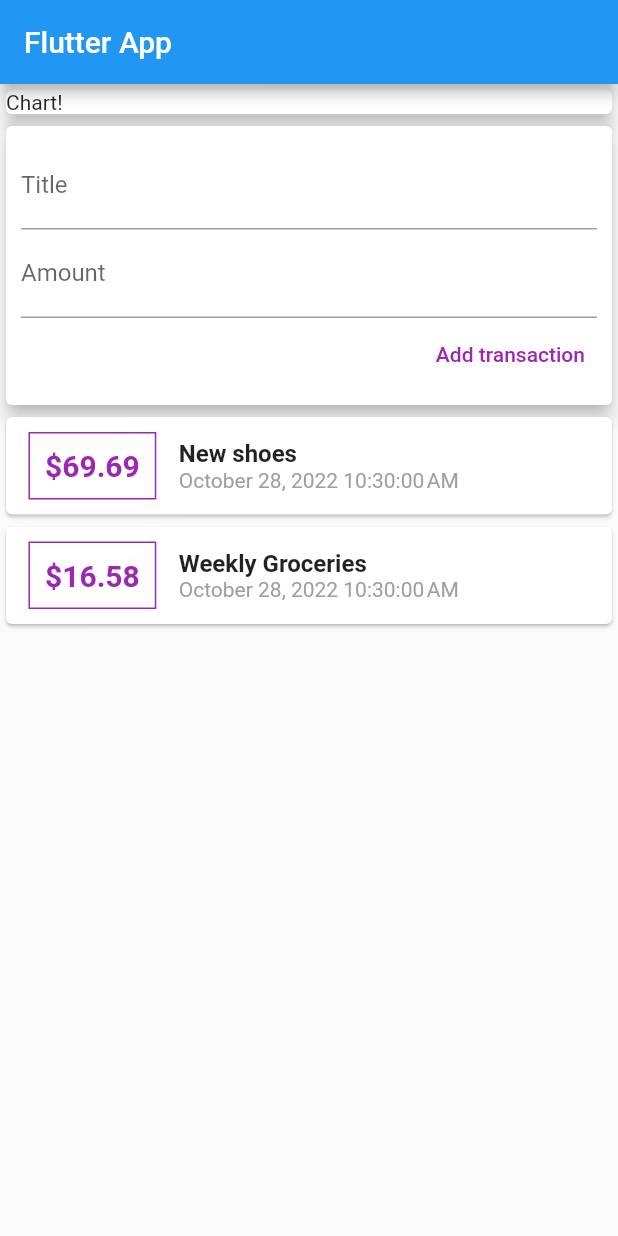
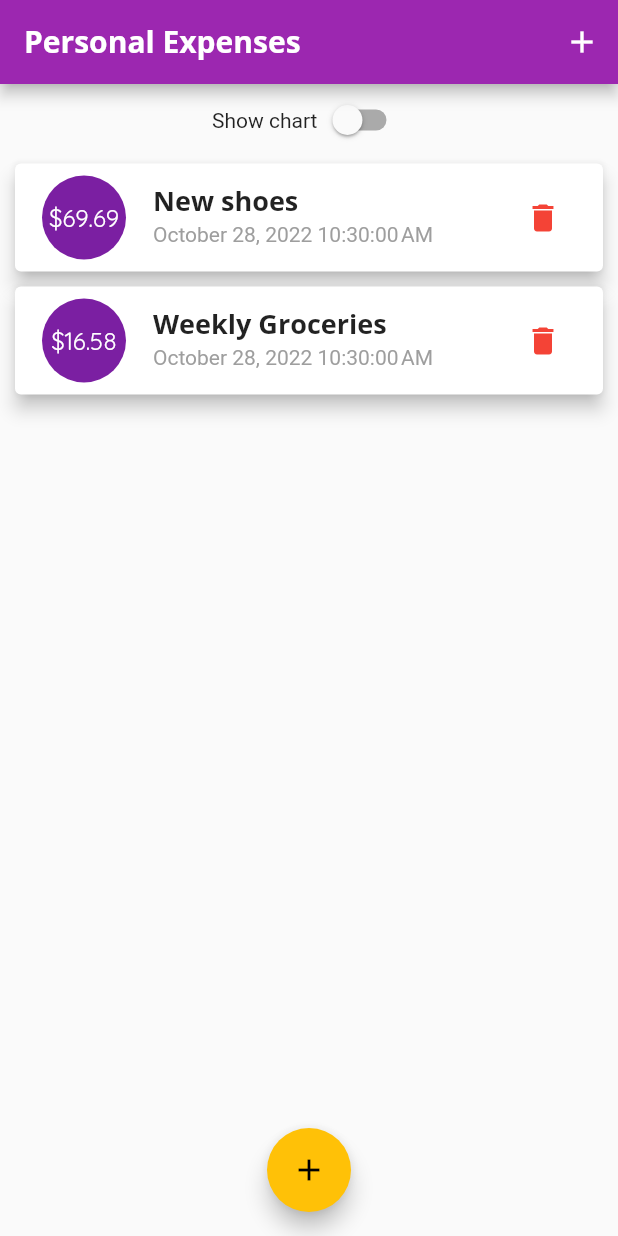
Before and after one commit to thaidmfinnick/personal-expense-flutter, a Flutter app: the screen it shows after launch, on a phone screen of 412 x 824 dp. Run offline on Flutter 3.47's test engine with Material 2 defaults, Android fonts, the phone set to English and light mode, and no system bars.

Commit message:
Add new transactions and business logic
- add chart to show
- add transactions list

```diff
--- a/analysis_options.yaml
+++ b/analysis_options.yaml
@@ -7,7 +7,7 @@
 
 # The following line activates a set of recommended lints for Flutter apps,
 # packages, and plugins designed to encourage good coding practices.
-include: package:flutter_lints/flutter.yaml
+# include: package:flutter_lints/flutter.yaml
 
 linter:
   # The lint rules applied to this project can be customized in the
--- a/lib/main.dart
+++ b/lib/main.dart
@@ -1,6 +1,8 @@
 import 'package:flutter/material.dart';
-import 'package:intl/intl.dart';
-import './transaction.dart';
+import './models/transaction.dart';
+import './widgets/new_transaction.dart';
+import './widgets/transaction_list.dart';
+import './widgets/chart.dart';
 
 void main() => runApp(MyApp());
 
@@ -8,14 +10,41 @@ class MyApp extends StatelessWidget {
   @override
   Widget build(BuildContext context) {
     return MaterialApp(
-      title: 'Flutter App',
+      title: 'Personal Expenses',
+      theme: ThemeData(
+          primarySwatch: Colors.purple,
+          accentColor: Colors.amber,
+          errorColor: Colors.red,
+          fontFamily: 'Quicksand',
+          textTheme: ThemeData.light().textTheme.copyWith(
+              headline6: TextStyle(
+                fontFamily: 'OpenSans',
+                fontSize: 18,
+                fontWeight: FontWeight.bold,
+              ),
+              button: TextStyle(color: Colors.white)),
+          appBarTheme: AppBarTheme(
+              titleTextStyle: ThemeData.light()
+                  .textTheme
+                  .copyWith(
+                      headline6: TextStyle(
+                    fontFamily: 'OpenSans',
+                    fontSize: 20,
+                    fontWeight: FontWeight.bold,
+                  ))
+                  .headline6)),
       home: MyHomePage(),
     );
   }
 }
 
-class MyHomePage extends StatelessWidget {
-  final List<Transaction> transactions = [
+class MyHomePage extends StatefulWidget {
+  @override
+  State<MyHomePage> createState() => _MyHomePageState();
+}
+
+class _MyHomePageState extends State<MyHomePage> {
+  final List<Transaction> _userTransactions = [
     Transaction(
       id: 't1',
       title: 'New shoes',
@@ -29,80 +58,97 @@ class MyHomePage extends StatelessWidget {
       date: DateTime.now(),
     ),
   ];
+
+  List<Transaction> get _recentTransactions {
+    return _userTransactions
+        .where((transaction) => transaction.date
+            .isAfter(DateTime.now().subtract(Duration(days: 7))))
+        .toList();
+  }
+
+  void _addNewTransaction(String title, double amount, DateTime chosenDate) {
+    final newTransaction = Transaction(
+        title: title,
+        amount: amount,
+        date: chosenDate,
+        id: DateTime.now().toString());
+    setState(() {
+      _userTransactions.add(newTransaction);
+    });
+  }
+
+  void _startAddNewTransaction(BuildContext context) {
+    showModalBottomSheet(
+        context: context,
+        builder: (_) {
+          return GestureDetector(
+            onTap: () {},
+            child: NewTransaction(_addNewTransaction),
+            behavior: HitTestBehavior.opaque,
+          );
+        });
+  }
+
+  void _deleteTransaction(String id) {
+    setState(() {
+      _userTransactions.removeWhere((user) => user.id == id);
+    });
+  }
+
+  bool _showChart = false;
+
   @override
   Widget build(BuildContext context) {
+    final appBar = AppBar(
+      title: Text('Personal Expenses'),
+      actions: [
+        IconButton(
+          icon: Icon(Icons.add),
+          onPressed: () => _startAddNewTransaction(context),
+        )
+      ],
+    );
     return Scaffold(
-        appBar: AppBar(
-          title: Text('Flutter App'),
-        ),
-        body: Column(
+      appBar: appBar,
+      body: SingleChildScrollView(
+        child: Column(
           // mainAxisAlignment: MainAxisAlignment.center,
           children: [
-            Container(
-              width: double.infinity,
-              child: Card(
-                child: Text('Chart!'),
-                elevation: 5,
-              ),
+            Row(
+              mainAxisAlignment: MainAxisAlignment.center,
+              children: [
+                Text('Show chart'),
+                Switch(
+                    value: _showChart,
+                    onChanged: (val) {
+                      setState(() {
+                        _showChart = val;
+                      });
+                    })
+              ],
             ),
-            Card(
-              elevation: 5,
-              child: Container(
-                  padding: EdgeInsets.all(10),
-                  child: Column(
-                      crossAxisAlignment: CrossAxisAlignment.end,
-                      children: [
-                        TextField(
-                          decoration: InputDecoration(labelText: 'Title'),
-                        ),
-                        TextField(
-                          decoration: InputDecoration(labelText: 'Amount'),
-                        ),
-                        TextButton(
-                          style: TextButton.styleFrom(
-                              foregroundColor: Colors.purple),
-                          onPressed: () {},
-                          child: Text('Add transaction'),
-                        )
-                      ])),
-            ),
-            Column(
-              children: transactions
-                  .map((transaction) => Card(
-                        child: Row(children: [
-                          Container(
-                            margin: EdgeInsets.symmetric(
-                                vertical: 10, horizontal: 15),
-                            padding: EdgeInsets.all(10),
-                            decoration: BoxDecoration(
-                                border: Border.all(color: Colors.purple)),
-                            child: Text(
-                              '\$${transaction.amount}',
-                              style: TextStyle(
-                                  fontWeight: FontWeight.bold,
-                                  fontSize: 20,
-                                  color: Colors.purple),
-                            ),
-                          ),
-                          Column(
-                            crossAxisAlignment: CrossAxisAlignment.start,
-                            children: [
-                              Text(
-                                transaction.title,
-                                style: TextStyle(
-                                    fontSize: 16, fontWeight: FontWeight.bold),
-                              ),
-                              Text(
-                                DateFormat().format(transaction.date),
-                                style: TextStyle(color: Colors.grey),
-                              )
-                            ],
-                          )
-                        ]),
-                      ))
-                  .toList(),
-            )
+            _showChart
+                ? Container(
+                    height: (MediaQuery.of(context).size.height -
+                            appBar.preferredSize.height -
+                            MediaQuery.of(context).padding.top) *
+                        0.7,
+                    child: Chart(_recentTransactions))
+                : Container(
+                    height: (MediaQuery.of(context).size.height -
+                            appBar.preferredSize.height -
+                            MediaQuery.of(context).padding.top) *
+                        0.7,
+                    child:
+                        TransactionList(_userTransactions, _deleteTransaction)),
           ],
-        ));
+        ),
+      ),
+      floatingActionButtonLocation: FloatingActionButtonLocation.centerFloat,
+      floatingActionButton: FloatingActionButton(
+        child: Icon(Icons.add),
+        onPressed: () => _startAddNewTransaction(context),
+      ),
+    );
   }
 }
--- /dev/null
+++ b/lib/widgets/transaction_list.dart
@@ -0,0 +1,101 @@
+import 'package:flutter/material.dart';
+import 'package:intl/intl.dart';
+import '../models/transaction.dart';
+
+class TransactionList extends StatelessWidget {
+  // TransactionList({Key key}) : super(key: key);
+  final List<Transaction> transactions;
+  final Function deleleTransaction;
+
+  TransactionList(this.transactions, this.deleleTransaction);
+  @override
+  Widget build(BuildContext context) {
+    return Container(
+      height: 300,
+      child: transactions.isEmpty
+          ? Column(
+              children: [
+                Text('No transactions added yet',
+                    style: Theme.of(context).textTheme.headline6),
+                SizedBox(
+                  height: 20,
+                ),
+                Container(
+                  height: 200,
+                  child: Image.asset(
+                    'assets/images/waiting.png',
+                    fit: BoxFit.cover,
+                  ),
+                )
+              ],
+            )
+          : ListView.builder(
+              itemBuilder: (transaction, index) {
+                return Card(
+                  elevation: 5,
+                  margin: EdgeInsets.symmetric(vertical: 5, horizontal: 10),
+                  child: ListTile(
+                    leading: CircleAvatar(
+                      radius: 30,
+                      child: Padding(
+                        padding: EdgeInsets.all(6),
+                        child: FittedBox(
+                          child: Text(
+                            '\$${transactions[index].amount}',
+                          ),
+                        ),
+                      ),
+                    ),
+                    title: Text(
+                      transactions[index].title,
+                      style: Theme.of(context).textTheme.headline6,
+                    ),
+                    subtitle: Text(
+                      DateFormat().format(transactions[index].date),
+                      style: TextStyle(color: Colors.grey),
+                    ),
+                    trailing: IconButton(
+                      icon: Icon(Icons.delete),
+                      color: Theme.of(context).errorColor,
+                      onPressed: () =>
+                          deleleTransaction(transactions[index].id),
+                    ),
+                  ),
+                );
+                // return Card(
+                //   child: Row(children: [
+                //     Container(
+                //       margin:
+                //           EdgeInsets.symmetric(vertical: 10, horizontal: 15),
+                //       padding: EdgeInsets.all(10),
+                //       decoration: BoxDecoration(
+                //           border: Border.all(color: Colors.purple)),
+                //       child: Text(
+                //         '\$${transactions[index].amount.toStringAsFixed(2)}',
+                //         style: TextStyle(
+                //             fontWeight: FontWeight.bold,
+                //             fontSize: 20,
+                //             color: Colors.purple),
+                //       ),
+                //     ),
+                //     Column(
+                //       crossAxisAlignment: CrossAxisAlignment.start,
+                //       children: [
+                //         Text(
+                //           transactions[index].title,
+                //           style: Theme.of(context).textTheme.headline6,
+                //         ),
+                //         Text(
+                //           DateFormat().format(transactions[index].date),
+                //           style: TextStyle(color: Colors.grey),
+                //         )
+                //       ],
+                //     )
+                //   ]),
+                // );
+              },
+              itemCount: transactions.length,
+            ),
+    );
+  }
+}
```
Also changed, not shown: lib/widgets/chart.dart (added, +59 -0 lines), lib/widgets/chart_bar.dart (added, +52 -0 lines), lib/widgets/new_transaction.dart (added, +90 -0 lines), pubspec.yaml (+15 -13 lines), assets/fonts/OpenSans-Bold.ttf (added), assets/fonts/OpenSans-Regular.ttf (added), assets/fonts/Quicksand-Bold.ttf (added), assets/fonts/Quicksand-Light.ttf (added), assets/fonts/Quicksand-Medium.ttf (added), assets/fonts/Quicksand-Regular.ttf (added), assets/images/waiting.png (added), lib/models/transaction.dart (renamed from lib/transaction.dart).
